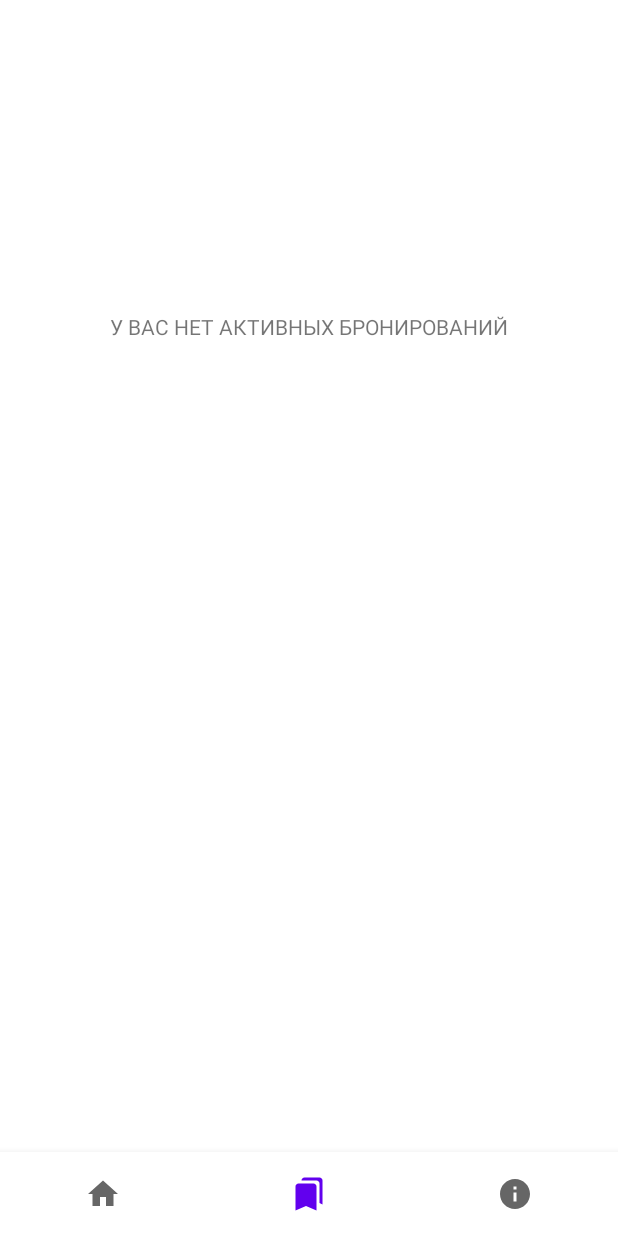
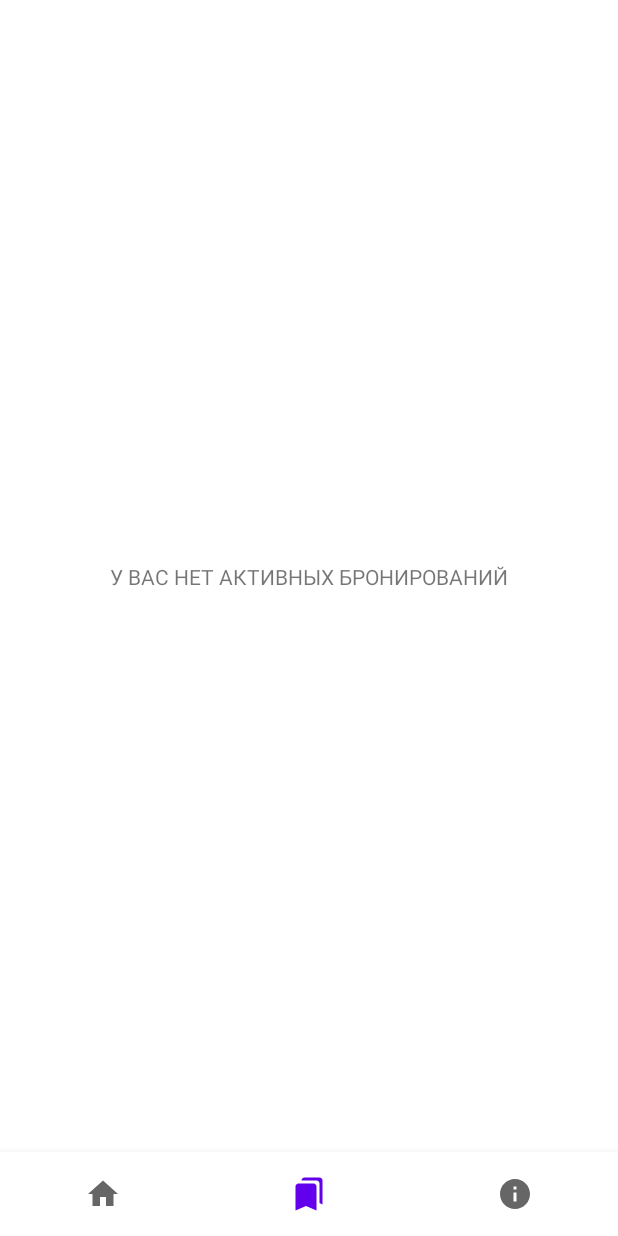
Before and after one commit to alf3ratz/nasvazi, an Android app: the screen it shows after launch (MainActivity), item 2 of the bottom bar chosen, on a phone screen of 412 x 824 dp. Run offline under Robolectric (Android 15) with nearby library versions, the phone set to English and light mode, and no system bars; our stand-ins replace data binding, navigation-ui; pictures from the network do not load; 2 statements that could not run were skipped.

Commit message:
[nasvazi-0009] Start implementing logic for currentPage

```diff
--- a/app/build.gradle
+++ b/app/build.gradle
@@ -87,6 +87,10 @@ dependencies {
     implementation 'com.github.bumptech.glide:glide:4.14.2'
     annotationProcessor 'com.github.bumptech.glide:compiler:4.14.2'
     //implementation 'jp.wasabeef:glide-transformations:4.3.0'
+    implementation 'com.fasterxml.jackson.core:jackson-core:2.10.1'
+    implementation 'com.fasterxml.jackson.core:jackson-annotations:2.10.1'
+    implementation 'com.fasterxml.jackson.core:jackson-databind:2.10.1'
+
 
 
 }
--- a/app/src/main/java/com/ru/alferatz/Utils.kt
+++ b/app/src/main/java/com/ru/alferatz/Utils.kt
@@ -1,15 +1,28 @@
 package com.ru.alferatz
 
-import android.net.LocalSocket
 import android.os.Build
 import androidx.annotation.RequiresApi
 import com.ru.alferatz.model.dto.BookingDto
+import com.ru.alferatz.model.entity.TableEntity
 import java.time.LocalDate
 
 var userPhoneNumber = "89164765968"
 var selectedTime = ""
 var selectedDate = ""
+
 @RequiresApi(Build.VERSION_CODES.O)
 var selectedDateAsLocalDate = LocalDate.now()
 var bookingListByDateUtils: List<BookingDto> = ArrayList()
 var bookingListByDateTimeUtils: ArrayList<BookingDto> = ArrayList()
+var currentUserId = 0L
+var allTableEntityList: ArrayList<TableEntity> = ArrayList()
+val listOfTableImages = listOf(
+    R.drawable.table_1,
+    R.drawable.table_2,
+    R.drawable.table_3,
+    R.drawable.table_4,
+    R.drawable.table_5,
+    R.drawable.table_7,
+    R.drawable.table_8,
+    R.drawable.table_9
+)
--- a/app/src/main/java/com/ru/alferatz/adapter/BookingAdapter.kt
+++ b/app/src/main/java/com/ru/alferatz/adapter/BookingAdapter.kt
@@ -21,6 +21,7 @@ import com.ru.alferatz.databinding.BookingContainerBinding
 import com.ru.alferatz.databinding.FragmentBookingBinding
 import com.ru.alferatz.enums.BookingStatus
 import com.ru.alferatz.enums.IsBookingClear
+import com.ru.alferatz.listOfTableImages
 import com.ru.alferatz.listener.BookingListener
 import com.ru.alferatz.model.dto.BookingDto
 import com.ru.alferatz.model.dto.TableDto
@@ -57,16 +58,6 @@ class BookingAdapter(
     var context: Context = context_
     var fragmentManager: FragmentManager = fragmentManager_
     var parentBinding: FragmentBookingBinding = parentBinding_
-    private val listOfTableImages = listOf(
-        com.ru.alferatz.R.drawable.table_1,
-        com.ru.alferatz.R.drawable.table_2,
-        com.ru.alferatz.R.drawable.table_3,
-        com.ru.alferatz.R.drawable.table_4,
-        com.ru.alferatz.R.drawable.table_5,
-        com.ru.alferatz.R.drawable.table_7,
-        com.ru.alferatz.R.drawable.table_8,
-        com.ru.alferatz.R.drawable.table_9
-    )
 
     inner class BookingViewHolder(itemLayoutBinding: BookingContainerBinding) :
         RecyclerView.ViewHolder(itemLayoutBinding.root) {
@@ -76,23 +67,44 @@ class BookingAdapter(
             this.itemLayoutBinding = itemLayoutBinding
         }
 
-        fun bindBooking(bookingDto: BookingDto, tableName: String) {
+        fun bindBooking(bookingDto: BookingDto, tableName: String, position: Int) {
             //itemLayoutBinding?.bookingInfo = bookingEntity
 //            itemLayoutBinding?.root.
 //            itemLayoutBinding?.tableId = bookingEntity.tableId
-            if (bookingDto.id != -1L) {
-                itemLayoutBinding!!.table = allTableEntities.find { i -> i.name.equals(tableName) }
-                itemLayoutBinding!!.status = IsBookingClear.PARTIALLY_NOT_CLEAR
-            } else {
-                itemLayoutBinding!!.table = allTableEntities.find { i -> i.name.equals(tableName) }
-                itemLayoutBinding!!.status = IsBookingClear.IS_CLEAR
+            itemLayoutBinding!!.apply {
+                if (bookingDto.id != -1L) {
+                    table = allTableEntities.find { i -> i.name.equals(tableName) }
+                    status = IsBookingClear.PARTIALLY_NOT_CLEAR
+                } else {
+                    table = allTableEntities.find { i -> i.name.equals(tableName) }
+                    status = IsBookingClear.IS_CLEAR
+                }
+                executePendingBindings()
+                val pictureId = listOfTableImages[position % listOfTableImages.size]
+                //val bookingStatus = bookingsByDateTime[position].status.description
+//
+                Glide.with(context).load(ContextCompat.getDrawable(context, pictureId))
+                    //.optionalFitCenter() // scale image to fill the entire ImageView
+                    .transform(RoundedCorners(25))
+                    .into(tableImage)
+                when (status) {
+                    IsBookingClear.IS_CLEAR -> statusIcon.setColorFilter(
+                        context.resources.getColor(
+                            R.color.color_green
+                        )
+                    )
+                    IsBookingClear.PARTIALLY_NOT_CLEAR -> statusIcon.setColorFilter(
+                        context.resources.getColor(
+                            R.color.color_yellow
+                        )
+                    )
+                    IsBookingClear.FULLY_NOT_CLEAR -> statusIcon.setColorFilter(
+                        context.resources.getColor(
+                            R.color.color_red
+                        )
+                    )
+                }
             }
-            itemLayoutBinding?.executePendingBindings()
-
-//            if (itemLayoutBinding?.root != null)
-//                itemView.setOnClickListener {
-//                    bookingListener.onEventClicked(bookingEntity)
-//                }
         }
     }
 
@@ -106,42 +118,47 @@ class BookingAdapter(
                 parent,
                 false
             )
+
         val bookingViewHolder = BookingViewHolder(bookingBinding)
         return bookingViewHolder
     }
 
     override fun onBindViewHolder(holder: BookingViewHolder, position: Int) {
-        if (bookingsByDateTimeWithUniqueTables.find { i -> i.tableId.equals(position + 1) } != null) {
+        if (bookingsByDateTimeWithUniqueTables.find { i -> i.tableId!!.equals(position + 1) } != null) {
             holder.bindBooking(
                 bookingsByDateTimeWithUniqueTables[position],
-                bookingFragmentObject.findTableNameById(position + 1L)
+                bookingFragmentObject.findTableNameById(position + 1L),
+                position
             )
         } else {
             if (Build.VERSION.SDK_INT >= Build.VERSION_CODES.O) {
-                if((position+1) > 6){
+                if ((position + 1) > 6) {
                     holder.bindBooking(
                         BookingDto(
                             -1L,
+                            1L,
                             "",
                             "",
-                            LocalDateTime.now(),
+                            longArrayOf(),
                             BookingStatus.CREATED,
                             -1L,
                             0L,
                             ""
-                        ), bookingFragmentObject.findTableNameById(5L))
-                }else{
+                        ), bookingFragmentObject.findTableNameById(5L), position
+                    )
+                } else {
                     holder.bindBooking(
                         BookingDto(
                             -1L,
+                            1L,
                             "",
                             "",
-                            LocalDateTime.now(),
+                            longArrayOf(),
                             BookingStatus.CREATED,
                             -1L,
                             0L,
                             ""
-                        ), bookingFragmentObject.findTableNameById(position + 1L)
+                        ), bookingFragmentObject.findTableNameById(position + 1L), position
                     )
                 }
 
--- a/app/src/main/java/com/ru/alferatz/model/dto/BookingDto.kt
+++ b/app/src/main/java/com/ru/alferatz/model/dto/BookingDto.kt
@@ -1,15 +1,51 @@
 package com.ru.alferatz.model.dto
 
+import com.fasterxml.jackson.annotation.JsonFormat
 import com.ru.alferatz.enums.BookingStatus
 import java.time.LocalDateTime
 
 data class BookingDto(
-    val id: Long,
-    val userName: String,
-    val phone: String,
-    val startTime: LocalDateTime,
-    val status: BookingStatus,
-    val tableId: Long,
-    val participants: Long,
+    val id: Long?,
+    val userId: Long?,
+    val userName: String?,
+    val phone: String?,
+//    @JsonFormat(pattern="yyyy-MM-dd HH:mm:ss")
+    val startTime: LongArray,
+    //val startTime: LocalDateTime?,
+    val status: BookingStatus?,
+    val tableId: Long?,
+    val participants: Long?,
     val comment: String?
-)
+) {
+    override fun equals(other: Any?): Boolean {
+        if (this === other) return true
+        if (javaClass != other?.javaClass) return false
+
+        other as BookingDto
+
+        if (id != other.id) return false
+        if (userId != other.userId) return false
+        if (userName != other.userName) return false
+        if (phone != other.phone) return false
+        if (!startTime.contentEquals(other.startTime)) return false
+        if (status != other.status) return false
+        if (tableId != other.tableId) return false
+        if (participants != other.participants) return false
+        if (comment != other.comment) return false
+
+        return true
+    }
+
+    override fun hashCode(): Int {
+        var result = id?.hashCode() ?: 0
+        result = 31 * result + (userId?.hashCode() ?: 0)
+        result = 31 * result + (userName?.hashCode() ?: 0)
+        result = 31 * result + (phone?.hashCode() ?: 0)
+        result = 31 * result + startTime.contentHashCode()
+        result = 31 * result + (status?.hashCode() ?: 0)
+        result = 31 * result + (tableId?.hashCode() ?: 0)
+        result = 31 * result + (participants?.hashCode() ?: 0)
+        result = 31 * result + (comment?.hashCode() ?: 0)
+        return result
+    }
+}
--- /dev/null
+++ b/app/src/main/java/com/ru/alferatz/model/request/BookingByUserRequest.kt
@@ -0,0 +1,3 @@
+package com.ru.alferatz.model.request
+
+data class BookingByUserRequest(var userId: Long)
--- a/app/src/main/java/com/ru/alferatz/model/response/TableEntityResponse.kt
+++ b/app/src/main/java/com/ru/alferatz/model/response/TableEntityResponse.kt
@@ -3,7 +3,7 @@ package com.ru.alferatz.model.response
 import com.google.gson.annotations.SerializedName
 import com.ru.alferatz.model.entity.TableEntity
 
-class TableEntityResponse {
+data class TableEntityResponse(
     @SerializedName("tables")
     var tables: ArrayList<TableEntity> = ArrayList()
-}
+)
--- a/app/src/main/java/com/ru/alferatz/network/BookingService.kt
+++ b/app/src/main/java/com/ru/alferatz/network/BookingService.kt
@@ -1,5 +1,6 @@
 package com.ru.alferatz.network
 
+import com.ru.alferatz.model.request.BookingByUserRequest
 import com.ru.alferatz.model.request.BookingRequest
 import com.ru.alferatz.model.request.CreateBookingRequest
 import com.ru.alferatz.model.response.BookingResponse
@@ -27,11 +28,11 @@ interface BookingService {
 
     @GET("booking/by-date")
     fun getBookingByDate(@Query("date") date: String): Call<BookingResponse>
+
     @GET("booking/by-date-time")
     fun getBookingByDateTime(@Query("dateTime") dateTime: String): Call<BookingResponse>
 
-
-    @GET("")
-    fun getCurrentBooking(@Path("phoneNumber") phoneNumber: String): Call<BookingResponse>
+    @GET("booking/by-user")
+    fun getBookingByUser(@Query("userId") userId: Long): Call<BookingResponse>
 
 }
--- a/app/src/main/java/com/ru/alferatz/repository/BookingRepository.kt
+++ b/app/src/main/java/com/ru/alferatz/repository/BookingRepository.kt
@@ -3,6 +3,7 @@ package com.ru.alferatz.repository
 import androidx.annotation.NonNull
 import androidx.lifecycle.LiveData
 import androidx.lifecycle.MutableLiveData
+import com.ru.alferatz.model.request.BookingByUserRequest
 import com.ru.alferatz.model.request.BookingRequest
 import com.ru.alferatz.model.request.CreateBookingRequest
 import com.ru.alferatz.model.response.BookingResponse
@@ -14,7 +15,8 @@ import retrofit2.Callback
 import retrofit2.Response
 
 class BookingRepository {
-    private var bookingService: BookingService = ApiClient.getRetrofit().create(BookingService::class.java)
+    private var bookingService: BookingService =
+        ApiClient.getRetrofit().create(BookingService::class.java)
 
     fun getCurrentFreeTables(city: String, apiKey: String): LiveData<BookingResponse> {
         val data: MutableLiveData<BookingResponse> = MutableLiveData()
@@ -33,26 +35,27 @@ class BookingRepository {
         return data
     }
 
-    fun getCurrentBooking(phoneNumber: String): LiveData<BookingResponse> {
-        val data: MutableLiveData<BookingResponse> = MutableLiveData()
-        bookingService.getCurrentBooking(phoneNumber).enqueue(object : Callback<BookingResponse> {
-            override fun onFailure(@NonNull call: Call<BookingResponse>, t: Throwable) {
-                data.value = null
-            }
-
-            override fun onResponse(
-                @NonNull call: Call<BookingResponse>,
-                @NonNull response: Response<BookingResponse>
-            ) {
-                data.value = response.body()
-            }
-        })
-        return data
-    }
+//    fun getCurrentBooking(phoneNumber: String): LiveData<BookingResponse> {
+//        val data: MutableLiveData<BookingResponse> = MutableLiveData()
+//        bookingService.getCurrentBooking(phoneNumber).enqueue(object : Callback<BookingResponse> {
+//            override fun onFailure(@NonNull call: Call<BookingResponse>, t: Throwable) {
+//                data.value = null
+//            }
+//
+//            override fun onResponse(
+//                @NonNull call: Call<BookingResponse>,
+//                @NonNull response: Response<BookingResponse>
+//            ) {
+//                data.value = response.body()
+//            }
+//        })
+//        return data
+//    }
 
     fun createBooking(createResponse: CreateBookingRequest): LiveData<CreateBookingResponse> {
         val data: MutableLiveData<CreateBookingResponse> = MutableLiveData()
-        bookingService.createBooking(createResponse).enqueue(object : Callback<CreateBookingResponse> {
+        bookingService.createBooking(createResponse)
+            .enqueue(object : Callback<CreateBookingResponse> {
                 override fun onFailure(@NonNull call: Call<CreateBookingResponse>, t: Throwable) {
                     data.value = null
                     var qwe = ""
@@ -85,6 +88,7 @@ class BookingRepository {
         })
         return data
     }
+
     fun getBookingByDateTime(dateTime: String): LiveData<BookingResponse> {
         val data: MutableLiveData<BookingResponse> = MutableLiveData()
         bookingService.getBookingByDateTime(dateTime).enqueue(object : Callback<BookingResponse> {
@@ -102,5 +106,23 @@ class BookingRepository {
         return data
     }
 
+    fun getBookingByDateTime(userId: Long): LiveData<BookingResponse> {
+        val data: MutableLiveData<BookingResponse> = MutableLiveData()
+        bookingService.getBookingByUser(userId).enqueue(object : Callback<BookingResponse> {
+            override fun onFailure(@NonNull call: Call<BookingResponse>, t: Throwable) {
+                data.value = null
+            }
+
+            override fun onResponse(
+                @NonNull call: Call<BookingResponse>,
+                @NonNull response: Response<BookingResponse>
+            ) {
+                val body = response.body()
+                data.value = response.body()
+            }
+        })
+        return data
+    }
+
 
 }
--- a/app/src/main/java/com/ru/alferatz/ui/fragment/CurrentBookingFragment.kt
+++ b/app/src/main/java/com/ru/alferatz/ui/fragment/CurrentBookingFragment.kt
@@ -1,19 +1,24 @@
 package com.ru.alferatz.ui.fragment
 
-import android.opengl.Visibility
 import android.os.Bundle
 import androidx.fragment.app.Fragment
 import android.view.LayoutInflater
 import android.view.View
 import android.view.ViewGroup
 import androidx.lifecycle.ViewModelProvider
-import com.ru.alferatz.R
+import com.ru.alferatz.adapter.CurrentBookingTableAdapter
+import com.ru.alferatz.allTableEntityList
+import com.ru.alferatz.currentUserId
 import com.ru.alferatz.databinding.FragmentCurrentBookingBinding
+import com.ru.alferatz.model.dto.BookingDto
+import com.ru.alferatz.model.request.BookingByUserRequest
+import com.ru.alferatz.model.response.BookingResponse
 import com.ru.alferatz.viewmodel.CurrentBookingViewModel
 
 class CurrentBookingFragment : Fragment() {
     private lateinit var viewModel: CurrentBookingViewModel
     private var binding: FragmentCurrentBookingBinding? = null
+    private val bookingByUser: ArrayList<BookingDto> = ArrayList()
     override fun onCreate(savedInstanceState: Bundle?) {
         super.onCreate(savedInstanceState)
         viewModel = ViewModelProvider(this)[CurrentBookingViewModel::class.javaObjectType]
@@ -25,18 +30,28 @@ class CurrentBookingFragment : Fragment() {
     ): View {
         // Inflate the layout for this fragment
         binding = FragmentCurrentBookingBinding.inflate(inflater, container, false)
-        //var currentBooking = viewModel.getCurrentBooking("89164765968")
-        var currentBooking = null
-        if(currentBooking == null){
-            binding!!.descriptionContainer.visibility = View.INVISIBLE
-            binding!!.imageContainer.visibility = View.INVISIBLE
-            binding!!.emptyText.apply {
-                visibility = View.VISIBLE
-                text = "У ВАС НЕТ АКТИВНЫХ БРОНИРОВАНИЙ"
+        binding!!.apply {
+            if (bookingByUser.isEmpty()) {
+                currentBookingRecycler.visibility = View.INVISIBLE
+                emptyText.visibility = View.VISIBLE
+                emptyText.text = "У ВАС НЕТ АКТИВНЫХ БРОНИРОВАНИЙ"
             }
-        }else{
-            binding!!.emptyText.visibility = View.INVISIBLE
+            emptyText.visibility = View.VISIBLE
+            currentBookingRecycler.apply {
+                adapter = CurrentBookingTableAdapter(bookingByUser, allTableEntityList, context)
+            }
         }
         return binding!!.root
     }
+
+    override fun onViewCreated(view: View, savedInstanceState: Bundle?) {
+        super.onViewCreated(view, savedInstanceState)
+        viewModel.getBookingByUser(34L)
+            .observe(requireActivity()) { response: BookingResponse ->
+                bookingByUser.addAll(response.bookings)
+                binding!!.currentBookingRecycler.apply {
+                    adapter!!.notifyDataSetChanged()
+                }
+            }
+    }
 }
--- a/app/src/main/java/com/ru/alferatz/ui/fragment/booking/BookingFragment.kt
+++ b/app/src/main/java/com/ru/alferatz/ui/fragment/booking/BookingFragment.kt
@@ -39,7 +39,8 @@ class BookingFragment : Fragment(), BookingListener {
     private var binding: FragmentBookingBinding? = null
     private lateinit var bookingAdapter: BookingAdapter
     private var tableListByDateTime: HashSet<TableDto> = HashSet()
-    private var allTableEntityList: ArrayList<TableEntity> = ArrayList()
+
+    //private var allTableEntityList: ArrayList<TableEntity> = ArrayList()
     private val listOfTimeIntervals = listOf(
         "00:30:00",
         "02:30:00",
@@ -85,8 +86,8 @@ class BookingFragment : Fragment(), BookingListener {
             // TODO: пока что кол-во столов захардокожено, потом надо синхронизировать с тем, что в базе
             allTableEntityList.addAll(response!!.tables)
         }
-        if(allTableEntityList.isEmpty()){
-            addAllTablesManually()
+        if (allTableEntityList.isEmpty()) {
+            allTableEntityList = addAllTablesManually()
         }
     }
 
@@ -182,7 +183,7 @@ class BookingFragment : Fragment(), BookingListener {
                         bookingListByDateTime.forEach { i ->
                             tableListByDateTime.add(
                                 TableDto(
-                                    findTableNameById(i.tableId),
+                                    findTableNameById(i.tableId!!),
                                     i.tableId,
                                     Collections.emptyList()
                                 )
@@ -311,9 +312,19 @@ class BookingFragment : Fragment(), BookingListener {
         binding!!.timePager.currentItem = time % listOfTimeIntervals.size - 2
     }
 
-    private fun addAllTablesManually(){
-        allTableEntityList.addAll(listOf(TableEntity(1L,"testTable",10L), TableEntity(2L,"Стол 1",6L),TableEntity(3L,"Стол 2",6L),TableEntity(4L,"Стол 3",6L),TableEntity(5L,"Стол 4",6L),TableEntity(6L,"Стол 5",6L)))
+    private fun addAllTablesManually(): ArrayList<TableEntity> {
+
+        val lst = arrayListOf(
+            TableEntity(1L, "testTable", 10L),
+            TableEntity(2L, "Стол 1", 6L),
+            TableEntity(3L, "Стол 2", 6L),
+            TableEntity(4L, "Стол 3", 6L),
+            TableEntity(5L, "Стол 4", 6L),
+            TableEntity(6L, "Стол 5", 6L)
+        )
+        return lst
     }
+
     override fun onEventClicked(booking: BookingEntity) {
         TODO("Not yet implemented")
     }
--- a/app/src/main/java/com/ru/alferatz/viewmodel/BookingViewModel.kt
+++ b/app/src/main/java/com/ru/alferatz/viewmodel/BookingViewModel.kt
@@ -4,6 +4,7 @@ import android.app.Application
 import androidx.annotation.NonNull
 import androidx.lifecycle.AndroidViewModel
 import androidx.lifecycle.LiveData
+import com.ru.alferatz.model.request.BookingByUserRequest
 import com.ru.alferatz.model.response.BookingResponse
 import com.ru.alferatz.model.response.TableEntityResponse
 import com.ru.alferatz.repository.BookingRepository
@@ -24,8 +25,7 @@ class BookingViewModel(@NonNull application: Application) : AndroidViewModel(app
         return tableRepository.getAllTables()
     }
 
-    fun getBookingByDateTime(dateTime: String):LiveData<BookingResponse>{
+    fun getBookingByDateTime(dateTime: String): LiveData<BookingResponse> {
         return bookingRepository.getBookingByDateTime(dateTime);
     }
-
 }
--- a/app/src/main/java/com/ru/alferatz/viewmodel/CurrentBookingViewModel.kt
+++ b/app/src/main/java/com/ru/alferatz/viewmodel/CurrentBookingViewModel.kt
@@ -4,6 +4,7 @@ import android.app.Application
 import androidx.annotation.NonNull
 import androidx.lifecycle.AndroidViewModel
 import androidx.lifecycle.LiveData
+import com.ru.alferatz.model.request.BookingByUserRequest
 import com.ru.alferatz.model.response.BookingResponse
 import com.ru.alferatz.repository.BookingRepository
 
@@ -11,9 +12,12 @@ class CurrentBookingViewModel(@NonNull application: Application) : AndroidViewMo
     private var bookingRepository: BookingRepository =
         BookingRepository()
 
-    fun getCurrentBooking(phoneNumber: String): LiveData<BookingResponse> {
-        return bookingRepository.getCurrentBooking(phoneNumber)
+//    fun getCurrentBooking(phoneNumber: String): LiveData<BookingResponse> {
+//        return bookingRepository.getCurrentBooking(phoneNumber)
+//    }
+
+    fun getBookingByUser(userId: Long): LiveData<BookingResponse> {
+        return bookingRepository.getBookingByDateTime(userId)
     }
 
-
 }
--- a/app/src/main/res/layout/fragment_current_booking.xml
+++ b/app/src/main/res/layout/fragment_current_booking.xml
@@ -8,43 +8,19 @@
         android:layout_height="match_parent"
         tools:context=".ui.fragment.CurrentBookingFragment">
 
-        <androidx.constraintlayout.widget.ConstraintLayout
-            android:id="@+id/image_container"
+
+        <androidx.recyclerview.widget.RecyclerView
+            android:id="@+id/current_booking_recycler"
             android:layout_width="match_parent"
-            android:layout_height="@dimen/_160sdp"
-            android:layout_marginBottom="@dimen/_110sdp"
-            app:layout_constraintEnd_toEndOf="parent"
-            app:layout_constraintStart_toStartOf="parent"
-            app:layout_constraintTop_toTopOf="parent">
-
-            <androidx.appcompat.widget.AppCompatImageView
-                android:id="@+id/selected_table_image"
-                android:layout_width="match_parent"
-                android:layout_height="@dimen/_165sdp"
-                android:scaleType="fitXY"
-                app:layout_constraintBottom_toBottomOf="parent"
-                app:layout_constraintEnd_toEndOf="parent"
-                app:layout_constraintStart_toStartOf="parent"
-                app:layout_constraintTop_toTopOf="parent" />
-        </androidx.constraintlayout.widget.ConstraintLayout>
+            android:layout_height="match_parent" />
 
         <TextView
             android:id="@+id/empty_text"
             android:layout_width="wrap_content"
             android:layout_height="wrap_content"
-            app:layout_constraintBottom_toTopOf="@id/description_container"
+            app:layout_constraintBottom_toBottomOf="parent"
             app:layout_constraintEnd_toEndOf="parent"
             app:layout_constraintStart_toStartOf="parent"
-            app:layout_constraintTop_toBottomOf="@id/image_container" />
-
-        <androidx.constraintlayout.widget.ConstraintLayout
-            android:id="@+id/description_container"
-            android:layout_width="match_parent"
-            android:layout_height="wrap_content"
-            app:layout_constraintEnd_toEndOf="parent"
-            app:layout_constraintStart_toStartOf="parent"
-            app:layout_constraintTop_toBottomOf="@id/empty_text">
-
-        </androidx.constraintlayout.widget.ConstraintLayout>
+            app:layout_constraintTop_toTopOf="parent" />
     </androidx.constraintlayout.widget.ConstraintLayout>
 </layout>
--- a/app/src/main/res/layout/fragment_info.xml
+++ b/app/src/main/res/layout/fragment_info.xml
@@ -7,7 +7,11 @@
     xmlns:app="http://schemas.android.com/apk/res-auto"
     tools:context=".ui.fragment.InfoFragment">
 
-<!--<ScrollV-->
+<!--<ScrollView-->
+<!--    android:layout_width="match_parent"-->
+<!--    android:layout_height="wrap_content">-->
+<!--    -->
+<!--</ScrollView>-->
 
 </androidx.constraintlayout.widget.ConstraintLayout>
 </layout>
```
Also changed, not shown: app/src/main/java/com/ru/alferatz/adapter/CurrentBookingTableAdapter.kt (added, +77 -0 lines), app/src/main/res/layout/current_booking_container.xml (added, +96 -0 lines). Lines whose indentation alone changed are shown as unchanged.
